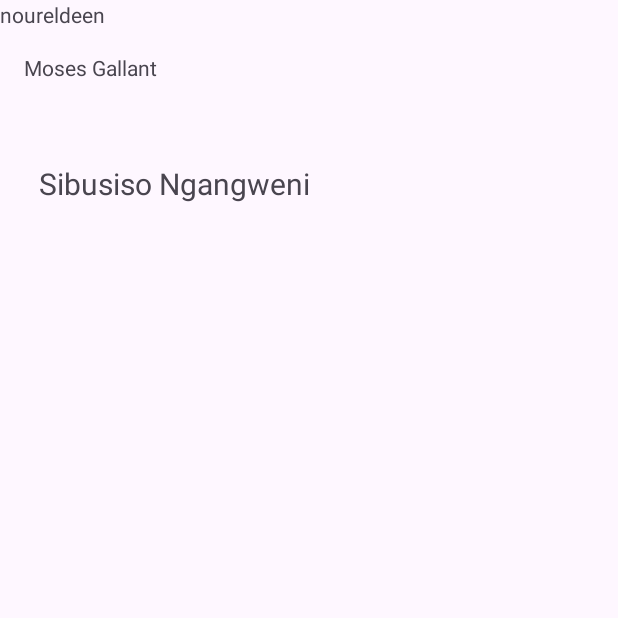
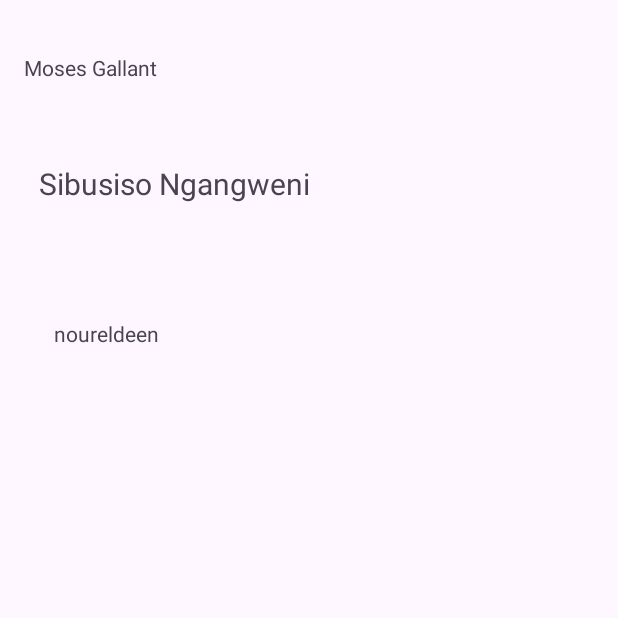
Before and after one commit to NoureldeenHassan/GroupTest, an Android app: the screen it shows after launch (MainActivity), on a phone screen of 412 x 824 dp, the top half of it. Run offline under Robolectric (Android 15) with nearby library versions, the phone set to English and light mode, and no system bars.

Commit message:
added name
first commit

```diff
--- a/app/src/main/res/layout/activity_main.xml
+++ b/app/src/main/res/layout/activity_main.xml
@@ -4,9 +4,12 @@
     xmlns:tools="http://schemas.android.com/tools"
     android:layout_width="match_parent"
     android:layout_height="match_parent"
-    tools:context=".MainActivity">
+    tools:context=".MainActivity"
+    tools:layout_editor_absoluteX="-135dp"
+    tools:layout_editor_absoluteY="-168dp">
 
     <TextView
+        android:id="@+id/textView3"
         android:layout_width="wrap_content"
         android:layout_height="wrap_content"
         android:text="Moses Gallant"
@@ -21,8 +24,8 @@
         android:id="@+id/textView"
         android:layout_width="wrap_content"
         android:layout_height="wrap_content"
+        android:text="Sibusiso Ngangweni"
         android:textSize="20sp"
-        android:text="Sibusiso Ngangweni"
         app:layout_constraintBottom_toBottomOf="parent"
         app:layout_constraintEnd_toEndOf="parent"
         app:layout_constraintHorizontal_bias="0.113"
@@ -35,7 +38,11 @@
         android:layout_width="wrap_content"
         android:layout_height="wrap_content"
         android:text="noureldeen"
-        tools:layout_editor_absoluteX="39dp"
-        tools:layout_editor_absoluteY="158dp" />
+        app:layout_constraintBottom_toBottomOf="parent"
+        app:layout_constraintEnd_toEndOf="parent"
+        app:layout_constraintHorizontal_bias="0.105"
+        app:layout_constraintStart_toStartOf="parent"
+        app:layout_constraintTop_toTopOf="parent"
+        app:layout_constraintVertical_bias="0.264" />
 
 </androidx.constraintlayout.widget.ConstraintLayout>
```
